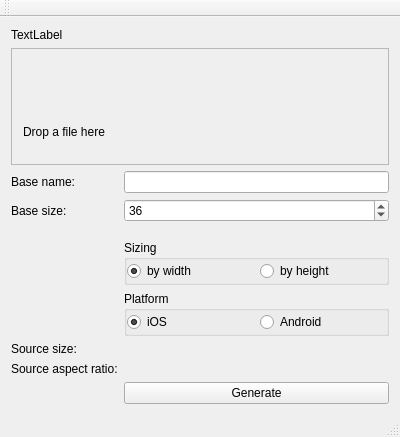
The window that ioser123.ui (francescortiz/ioser123) describes before a commit, drawn with Qt 5.
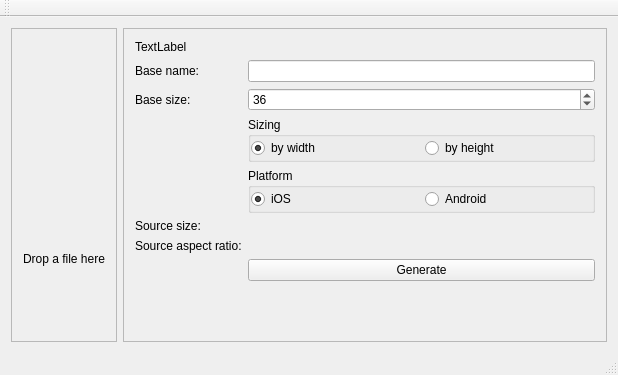
The same window after the commit.

Commit message: layout más cómodo para pantalla horitonzal

```diff
--- a/ioser123.ui
+++ b/ioser123.ui
@@ -6,23 +6,16 @@
    <rect>
     <x>0</x>
     <y>0</y>
-    <width>400</width>
-    <height>437</height>
+    <width>618</width>
+    <height>375</height>
    </rect>
   </property>
   <property name="windowTitle">
    <string>IOSer123</string>
   </property>
   <widget class="QWidget" name="centralWidget">
-   <layout class="QFormLayout" name="formLayout">
-    <item row="0" column="0" colspan="2">
-     <widget class="QLabel" name="logo">
-      <property name="text">
-       <string>TextLabel</string>
-      </property>
-     </widget>
-    </item>
-    <item row="1" column="0" colspan="2">
+   <layout class="QHBoxLayout" name="horizontalLayout">
+    <item>
      <widget class="QFrame" name="dropTarget">
       <property name="sizePolicy">
        <sizepolicy hsizetype="Preferred" vsizetype="Expanding">
@@ -60,14 +53,30 @@
       </layout>
      </widget>
     </item>
-    <item row="4" column="0">
+    <item>
+     <widget class="QFrame" name="frame">
+      <property name="frameShape">
+       <enum>QFrame::StyledPanel</enum>
+      </property>
+      <property name="frameShadow">
+       <enum>QFrame::Raised</enum>
+      </property>
+      <layout class="QFormLayout" name="formLayout">
+       <item row="0" column="0" colspan="2">
+        <widget class="QLabel" name="logo">
+         <property name="text">
+          <string>TextLabel</string>
+         </property>
+        </widget>
+       </item>
+       <item row="2" column="0">
      <widget class="QLabel" name="label_3">
       <property name="text">
        <string>Base name:</string>
       </property>
      </widget>
     </item>
-    <item row="4" column="1">
+       <item row="2" column="1">
      <widget class="QLineEdit" name="nameEdit">
       <property name="sizePolicy">
        <sizepolicy hsizetype="MinimumExpanding" vsizetype="Fixed">
@@ -77,14 +86,14 @@
       </property>
      </widget>
     </item>
-    <item row="6" column="0">
+       <item row="3" column="0">
      <widget class="QLabel" name="label">
       <property name="text">
        <string>Base size:</string>
       </property>
      </widget>
     </item>
-    <item row="6" column="1">
+       <item row="3" column="1">
      <widget class="QSpinBox" name="targetSizeEdit">
       <property name="maximum">
        <number>10000</number>
@@ -94,48 +103,7 @@
       </property>
      </widget>
     </item>
-    <item row="7" column="1">
-     <layout class="QHBoxLayout" name="horizontalLayout"/>
-    </item>
-    <item row="8" column="1">
-     <layout class="QHBoxLayout" name="horizontalLayout_2"/>
-    </item>
-    <item row="11" column="0">
-     <widget class="QLabel" name="label_2">
-      <property name="text">
-       <string>Source size:</string>
-      </property>
-     </widget>
-    </item>
-    <item row="11" column="1">
-     <widget class="QLabel" name="sizeLabel">
-      <property name="text">
-       <string/>
-      </property>
-     </widget>
-    </item>
-    <item row="13" column="0">
-     <widget class="QLabel" name="label_4">
-      <property name="text">
-       <string>Source aspect ratio:</string>
-      </property>
-     </widget>
-    </item>
-    <item row="13" column="1">
-     <widget class="QLabel" name="ratioLabel">
-      <property name="text">
-       <string/>
-      </property>
-     </widget>
-    </item>
-    <item row="16" column="1">
-     <widget class="QPushButton" name="generateButton">
-      <property name="text">
-       <string>Generate</string>
-      </property>
-     </widget>
-    </item>
-    <item row="9" column="1">
+       <item row="4" column="1">
      <widget class="QGroupBox" name="groupBox_3">
       <property name="minimumSize">
        <size>
@@ -185,7 +153,7 @@
       </layout>
      </widget>
     </item>
-    <item row="10" column="1">
+       <item row="5" column="1">
      <widget class="QGroupBox" name="groupBox_2">
       <property name="minimumSize">
        <size>
@@ -232,6 +200,44 @@
       </layout>
      </widget>
     </item>
+       <item row="6" column="0">
+        <widget class="QLabel" name="label_2">
+         <property name="text">
+          <string>Source size:</string>
+         </property>
+        </widget>
+       </item>
+       <item row="6" column="1">
+        <widget class="QLabel" name="sizeLabel">
+         <property name="text">
+          <string/>
+         </property>
+        </widget>
+       </item>
+       <item row="7" column="0">
+        <widget class="QLabel" name="label_4">
+         <property name="text">
+          <string>Source aspect ratio:</string>
+         </property>
+        </widget>
+       </item>
+       <item row="7" column="1">
+        <widget class="QLabel" name="ratioLabel">
+         <property name="text">
+          <string/>
+         </property>
+        </widget>
+       </item>
+       <item row="8" column="1">
+        <widget class="QPushButton" name="generateButton">
+         <property name="text">
+          <string>Generate</string>
+         </property>
+        </widget>
+       </item>
+      </layout>
+     </widget>
+    </item>
    </layout>
   </widget>
   <widget class="QMenuBar" name="menuBar">
```
Left out of the diff: 7 changed lines with no effect on the pictures. Lines whose indentation alone changed are shown as unchanged. The commit also changes 1 other file.
